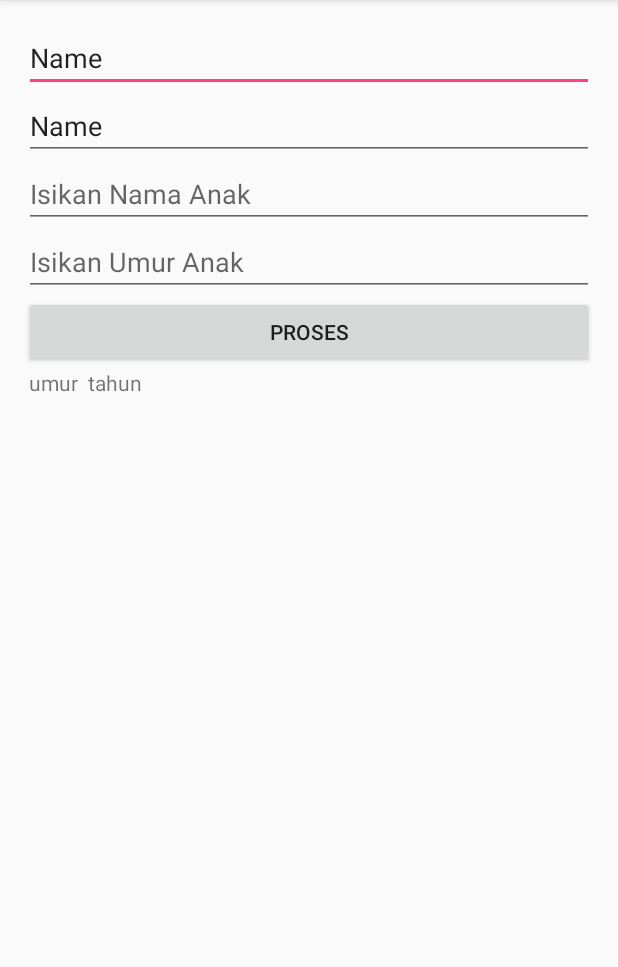
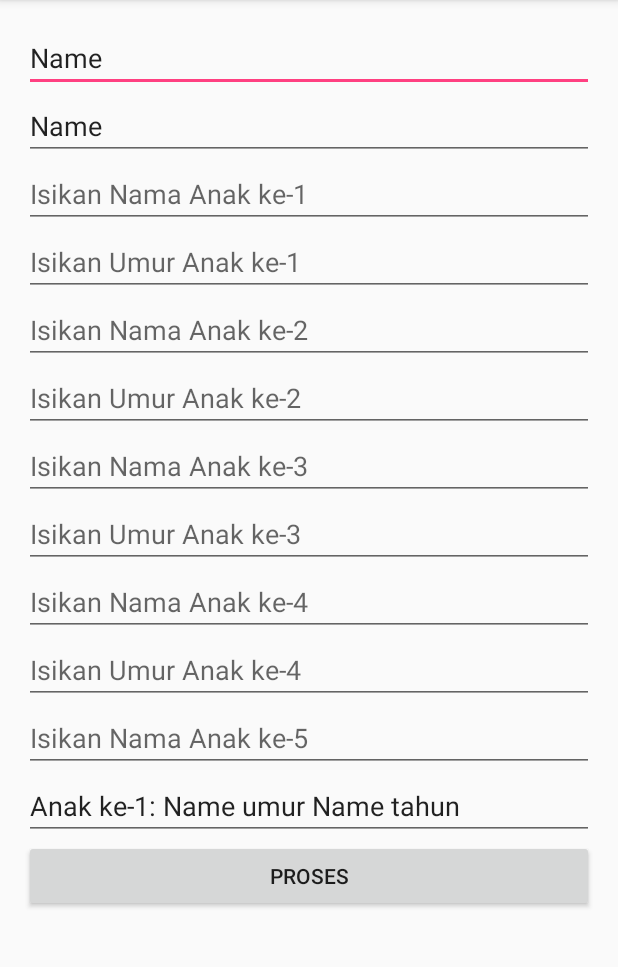
Before and after one commit to AinunNisaa/AdvancedWidget1, an Android app: the screen it shows after launch (MainActivity), after a tap on "PROSES", on a phone screen of 412 x 824 dp, the part 84-1051 px from its top. Run offline under Robolectric (Android 15) with nearby library versions, the phone set to English and light mode, and no system bars.

Commit message:
Widget Programming Part 2

```diff
--- a/app/src/main/java/id/sch/smktelkom_mlg/learn/advancedwidget1/MainActivity.java
+++ b/app/src/main/java/id/sch/smktelkom_mlg/learn/advancedwidget1/MainActivity.java
@@ -17,15 +17,9 @@ public class MainActivity extends AppCompatActivity {
         super.onCreate(savedInstanceState);
         setContentView(R.layout.activity_main);
 
-        LinearLayout llMain = (LinearLayout) findViewById(R.id.LinearLayoutMain);
-        final EditText etNama = new EditText(this);
-        llMain.addView(etNama);
-        etNama.setHint("Isikan Nama Anak");
+        final LinearLayout llMain = (LinearLayout) findViewById(R.id.LinearLayoutMain);
 
-        final EditText etUmur = new EditText(this);
-        llMain.addView(etUmur);
-        etUmur.setHint("Isikan Umur Anak");
-        etUmur.setInputType(InputType.TYPE_CLASS_NUMBER);
+        addEditText(llMain);
 
         Button bProses = new Button(this);
         bProses.setText("Proses");
@@ -36,10 +30,40 @@ public class MainActivity extends AppCompatActivity {
         bProses.setOnClickListener(new View.OnClickListener() {
             @Override
             public void onClick(View view) {
-                String nama = etNama.getText().toString();
-                String umur = etUmur.getText().toString();
-                tvHasil.setText(nama + " umur " + umur + " tahun");
+                doProses(llMain);
             }
         });
     }
+
+    private void doProses(LinearLayout llMain) {
+        String hasil = "";
+        for (int i = 0; i < 5; i++) {
+            EditText etNama = (EditText) llMain.getChildAt(i * 2);
+            EditText etUmur = (EditText) llMain.getChildAt((i * 2) + 1);
+
+            String nama = etNama.getText().toString().trim();
+            String umur = etUmur.getText().toString();
+
+            if (umur.isEmpty())
+                umur = "0";
+            if (!nama.isEmpty())
+                hasil += "Anak ke-" + (i + 1) + ": " + nama + " umur " + umur + " tahun\n";
+
+        }
+        TextView tvHasil = (TextView) llMain.getChildAt(11);
+        tvHasil.setText(hasil);
+    }
+
+    private void addEditText(LinearLayout llMain) {
+        for (int i = 1; i <= 5; i++) {
+            final EditText etNama = new EditText(this);
+            llMain.addView(etNama);
+            etNama.setHint("Isikan Nama Anak ke-" + i);
+
+            final EditText etUmur = new EditText(this);
+            llMain.addView(etUmur);
+            etUmur.setHint("Isikan Umur Anak ke-" + i);
+            etUmur.setInputType(InputType.TYPE_CLASS_NUMBER);
+        }
+    }
 }
```
